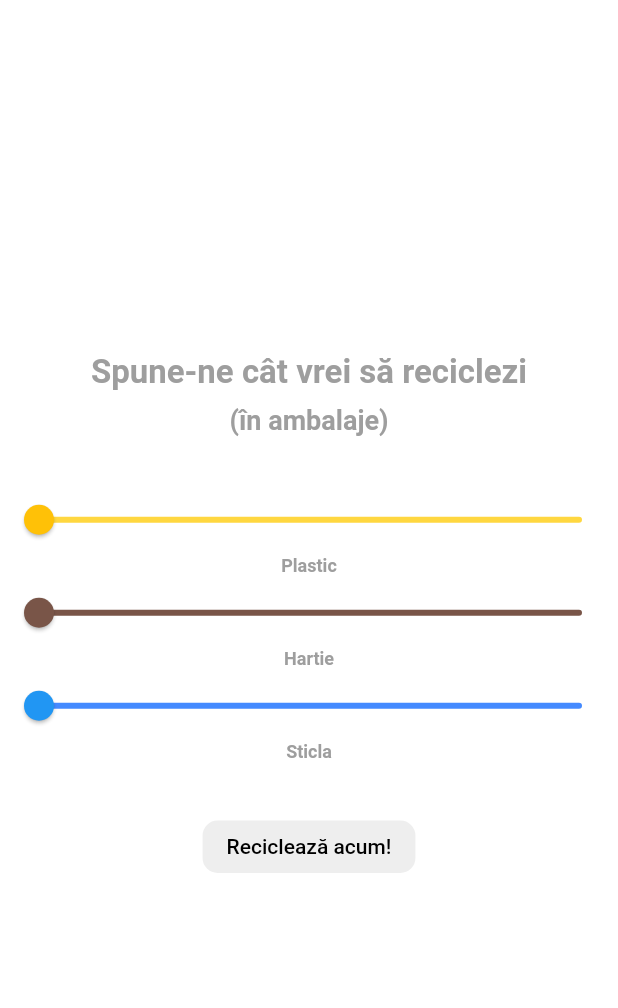
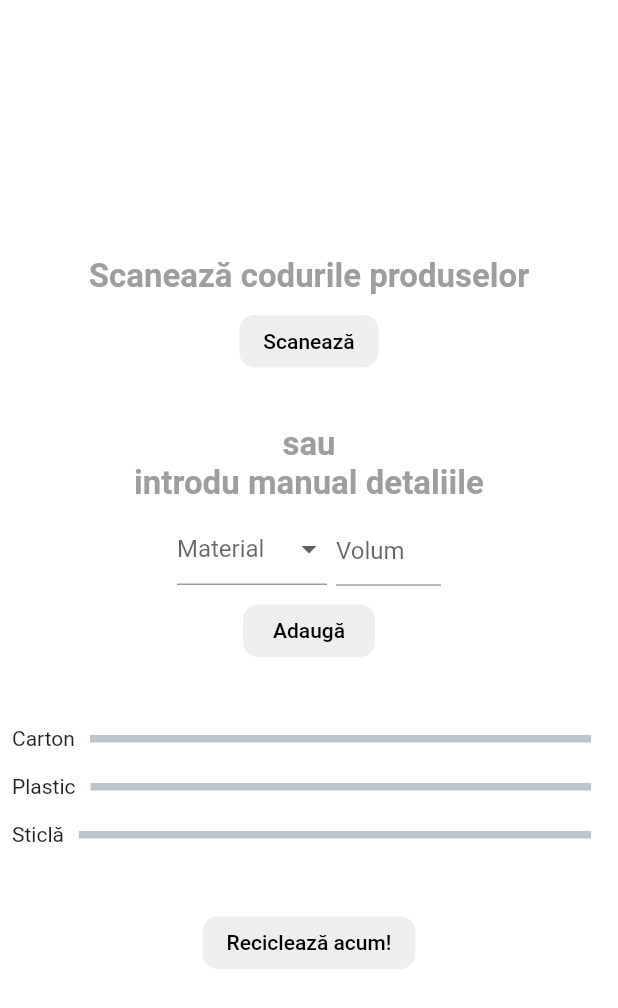
Before and after one commit to PrinceMatthew/smareci, a Flutter app: the addRecycledItems screen opened directly with empty values, on a phone screen of 412 x 824 dp. Shown: the top 1008 px of the screen. Run offline on Flutter 3.47's test engine with Material 2 defaults, Android fonts, the light colour scheme and no system bars; drawn by our look-alikes of percent_indicator; our stand-ins replace appwrite, google_maps_flutter; missing offline and left inert: flutter_barcode_scanner; network calls fail.

Commit message:
Redesigned UI and logic for the recycle.dart page

```diff
--- a/lib/api.dart
+++ b/lib/api.dart
@@ -12,7 +12,7 @@ class ApiClient {
     return client;
   }
 
-  static Database get database => Database(_instance._client);
+  static Databases get database => Databases(_instance._client, databaseId: Config.databaseID);
   static Account get account => Account(_instance._client);
 
   static final ApiClient _instance = ApiClient._internal();
--- a/lib/assets/recyclePoint.dart
+++ b/lib/assets/recyclePoint.dart
@@ -1,23 +1,23 @@
 class recyclePoint {
-  late double statPlastic;
-  late double statHartie;
-  late double statSticla;
+  late int statPlastic;
+  late int statHartie;
+  late int statSticla;
   late String docID;
 
   recyclePoint({required this.statPlastic, required this.statSticla, required this.statHartie, required this.docID});
 
   recyclePoint.fromJson(Map<String, dynamic> json) {
     docID = json['\$id'];
-    statHartie = double.parse(json["ocupareHartie"]);
-    statPlastic = double.parse(json["ocuparePlastic"]);
-    statSticla = double.parse(json["ocupareSticla"]);
+    statHartie = json["ocupareHartie"];
+    statPlastic = json["ocuparePlastic"];
+    statSticla =json["ocupareSticla"];
   }
 
   Map<String, dynamic> toMap() {
     return {
-      "ocupareHartie": statHartie.toString(),
-      "ocupareSticla": statSticla.toString(),
-      "ocuparePlastic": statPlastic.toString(),
+      "ocupareHartie": statHartie,
+      "ocupareSticla": statSticla,
+      "ocuparePlastic": statPlastic,
     };
   }
 }
--- a/lib/config.dart
+++ b/lib/config.dart
@@ -1,5 +1,6 @@
 class Config {
-  static const String endPoint = "https://payfren.princematthew.com/v1";
+  static const String endPoint = "https://appwrite.princematthew.com/v1";
   static const project = "smareci";
-  static const recyclePointsID = "62933c70f240fcfd7758";
+  static const recyclePointsID = "recycle_points";
+  static const databaseID = "main";
 }
--- a/lib/pages/home.dart
+++ b/lib/pages/home.dart
@@ -2,7 +2,7 @@ import 'package:flutter/material.dart';
 import 'package:google_maps_flutter/google_maps_flutter.dart';
 import 'package:smareci/api.dart';
 import 'package:smareci/assets/map_styles.dart';
-import 'package:smareci/assets/recycle_points.dart';
+import 'package:smareci/assets/recycle_points_list.dart';
 import 'package:smareci/pages/pointData.dart';
 
 class Home extends StatefulWidget {
@@ -82,7 +82,7 @@ class _HomeState extends State<Home> {
 
     recyclePoints.forEach((point) async {
       marker = Marker(
-        markerId: MarkerId(point['id']),
+        markerId: MarkerId(point['id'].toString()),
         position: point['position'],
         infoWindow: InfoWindow(
           title: point['name'],
--- a/lib/pages/recycle.dart
+++ b/lib/pages/recycle.dart
@@ -2,6 +2,8 @@ import 'package:appwrite/appwrite.dart';
 import 'package:flutter/material.dart';
 import 'package:google_maps_flutter/google_maps_flutter.dart';
 import 'package:url_launcher/url_launcher.dart';
+import 'package:flutter_barcode_scanner/flutter_barcode_scanner.dart';
+import 'package:percent_indicator/percent_indicator.dart';
 
 import '../api.dart';
 import '../assets/recyclePoint.dart';
@@ -17,8 +19,8 @@ class addRecycledItems extends StatefulWidget {
     required this.location,
   });
 
-  final String id;
-  final double plastic, hartie, sticla;
+  final int id;
+  final int plastic, hartie, sticla;
   final LatLng location;
 
   @override
@@ -26,9 +28,12 @@ class addRecycledItems extends StatefulWidget {
 }
 
 class _addRecycledItemsState extends State<addRecycledItems> {
-  late double _recycledPlastic = 0;
-  late double _recycledSticla = 0;
-  late double _recycledHartie = 0;
+  late int _recycledPlastic = 0;
+  late int _recycledSticla = 0;
+  late int _recycledHartie = 0;
+  late double _progressPlastic = 0, _progressSticla = 0, _progressHartie = 0;
+  late String _objectType = '';
+  TextEditingController _objectVolume = TextEditingController();
 
   @override
   Widget build(BuildContext context) {
@@ -40,7 +45,7 @@ class _addRecycledItemsState extends State<addRecycledItems> {
           crossAxisAlignment: CrossAxisAlignment.center,
           children: [
             const Text(
-              "Spune-ne cât vrei să reciclezi",
+              "Scanează codurile produselor",
               style: TextStyle(
                 color: Colors.grey,
                 fontSize: 22,
@@ -48,79 +53,136 @@ class _addRecycledItemsState extends State<addRecycledItems> {
               ),
             ),
             const SizedBox(
-              height: 8,
+              height: 6,
             ),
-            const Text(
-              "(în ambalaje)",
-              style: TextStyle(
-                color: Colors.grey,
-                fontSize: 18,
-                fontWeight: FontWeight.bold,
+            MaterialButton(
+              onPressed: () {},
+              elevation: 0,
+              height: 35,
+              color: Colors.grey.shade200,
+              shape: RoundedRectangleBorder(
+                borderRadius: BorderRadius.circular(10.0),
+              ),
+              child: const Text(
+                "Scanează",
+                style: TextStyle(color: Colors.black),
               ),
             ),
             const SizedBox(
               height: 32,
             ),
-            Slider(
-              activeColor: Colors.amber,
-              inactiveColor: Colors.amberAccent,
-              value: _recycledPlastic,
-              max: (1 - widget.plastic) * 100,
-              divisions: 100,
-              label: _recycledPlastic.round().toString(),
-              onChanged: (double value) {
-                setState(() {
-                  _recycledPlastic = value;
-                });
-              },
-            ),
             const Text(
-              "Plastic",
+              "sau",
               style: TextStyle(
                 color: Colors.grey,
-                fontSize: 12,
+                fontSize: 22,
                 fontWeight: FontWeight.bold,
               ),
             ),
-            Slider(
-              activeColor: Colors.brown,
-              inactiveColor: Colors.brown,
-              value: _recycledHartie,
-              max: (1 - widget.hartie) * 100,
-              divisions: 100,
-              label: _recycledHartie.round().toString(),
-              onChanged: (double value) {
-                setState(() {
-                  _recycledHartie = value;
-                });
-              },
-            ),
             const Text(
-              "Hartie",
+              "introdu manual detaliile",
               style: TextStyle(
                 color: Colors.grey,
-                fontSize: 12,
+                fontSize: 22,
                 fontWeight: FontWeight.bold,
               ),
             ),
-            Slider(
-              inactiveColor: Colors.blueAccent,
-              value: _recycledSticla,
-              max: (1 - widget.sticla) * 100,
-              divisions: 100,
-              label: _recycledSticla.round().toString(),
-              onChanged: (double value) {
-                setState(() {
-                  _recycledSticla = value;
-                });
+            const SizedBox(
+              height: 6,
+            ),
+            Row(
+              mainAxisAlignment: MainAxisAlignment.center,
+              children: [
+                Flexible(
+                  flex: 1,
+                  child: SizedBox(
+                    width: 100,
+                    child: DropdownButtonFormField(
+                      hint: _objectType == ''
+                          ? const Text("Material")
+                          : Text(_objectType),
+                      items: ["Carton", "Plastic", "Sticlă"].map(
+                        (value) {
+                          return DropdownMenuItem<String>(
+                            child: Text(value),
+                            value: value,
+                          );
+                        },
+                      ).toList(),
+                      decoration:
+                          InputDecoration(contentPadding: EdgeInsets.zero),
+                      onChanged: (value) {
+                        if (value is String) {
+                          setState(() {
+                            _objectType = value;
+                          });
+                        }
+                      },
+                    ),
+                  ),
+                ),
+                const SizedBox(
+                  width: 6,
+                ),
+                Flexible(
+                  flex: 1,
+                  fit: FlexFit.loose,
+                  child: SizedBox(
+                    width: 70,
+                    child: TextFormField(
+                      controller: _objectVolume,
+                      keyboardType: TextInputType.number,
+                      decoration: InputDecoration(
+                        contentPadding: EdgeInsets.only(bottom: 14),
+                        alignLabelWithHint: true,
+                        labelText: "Volum",
+                        hintText: "În mL",
+                      ),
+                    ),
+                  ),
+                )
+              ],
+            ),
+            const SizedBox(
+              height: 6,
+            ),
+            MaterialButton(
+              onPressed: () {
+
               },
+              elevation: 0,
+              height: 35,
+              color: Colors.grey.shade200,
+              shape: RoundedRectangleBorder(
+                borderRadius: BorderRadius.circular(10.0),
+              ),
+              child: const Text(
+                "Adaugă",
+                style: TextStyle(color: Colors.black),
+              ),
             ),
-            const Text(
-              "Sticla",
-              style: TextStyle(
-                color: Colors.grey,
-                fontSize: 12,
-                fontWeight: FontWeight.bold,
+            const SizedBox(
+              height: 32,
+            ),
+           Padding(
+             padding: const EdgeInsets.all(8.0),
+             child: LinearPercentIndicator(
+               percent: _progressHartie,
+               leading: Text("Carton"),
+             ),
+           ),
+            Padding(
+              padding: const EdgeInsets.all(8.0),
+              child: LinearPercentIndicator(
+                percent: _progressPlastic,
+                leading: Text("Plastic"),
+              ),
+            ),
+            Padding(
+              padding: const EdgeInsets.all(8.0),
+              child: LinearPercentIndicator(
+                percent: _progressSticla,
+                leading: Text("Sticlă"),
               ),
             ),
             const SizedBox(
@@ -128,6 +190,11 @@ class _addRecycledItemsState extends State<addRecycledItems> {
             ),
             MaterialButton(
               onPressed: () async {
+                if (_recycledHartie == 0 &&
+                    _recycledSticla == 0 &&
+                    _recycledPlastic == 0) {
+                  return;
+                }
                 var awaitPointData = await ApiClient.database.listDocuments(
                   collectionId: Config.recyclePointsID,
                   queries: [Query.equal("id", widget.id)],
@@ -135,11 +202,14 @@ class _addRecycledItemsState extends State<addRecycledItems> {
                 var recyclePointData = awaitPointData.documents
                     .map((document) => recyclePoint.fromJson(document.data))
                     .first;
-                recyclePointData.statPlastic += _recycledPlastic.round() / 100;
-                recyclePointData.statHartie += _recycledHartie.round() / 100;
-                recyclePointData.statSticla += _recycledSticla.round() / 100;
+                recyclePointData.statPlastic += _recycledPlastic;
+                recyclePointData.statHartie += _recycledHartie;
+                recyclePointData.statSticla += _recycledSticla;
                 var mapOfData = recyclePointData.toMap();
-                await ApiClient.database.updateDocument(collectionId: Config.recyclePointsID, documentId: recyclePointData.docID, data: mapOfData);
+                await ApiClient.database.updateDocument(
+                    collectionId: Config.recyclePointsID,
+                    documentId: recyclePointData.docID,
+                    data: mapOfData);
                 String gmapsLink =
                     'https://www.google.com/maps/search/?api=1&query=${widget.location.latitude},${widget.location.longitude}';
                 await launchUrl(Uri.parse(gmapsLink));
--- a/pubspec.yaml
+++ b/pubspec.yaml
@@ -38,7 +38,8 @@ dependencies:
   custom_info_window: ^1.0.1
   percent_indicator: ^4.2.2
   url_launcher: ^6.1.2
-  appwrite: ^5.0.0
+  appwrite: ^6.0.0
+  flutter_barcode_scanner: ^2.0.0
 
 dev_dependencies:
   flutter_test:
```
Also changed, not shown: lib/assets/recycle_points_list.dart (renamed from lib/assets/recycle_points.dart, +9 -9 lines), lib/pages/pointData.dart (+13 -10 lines), pubspec.lock, 2 other files.
